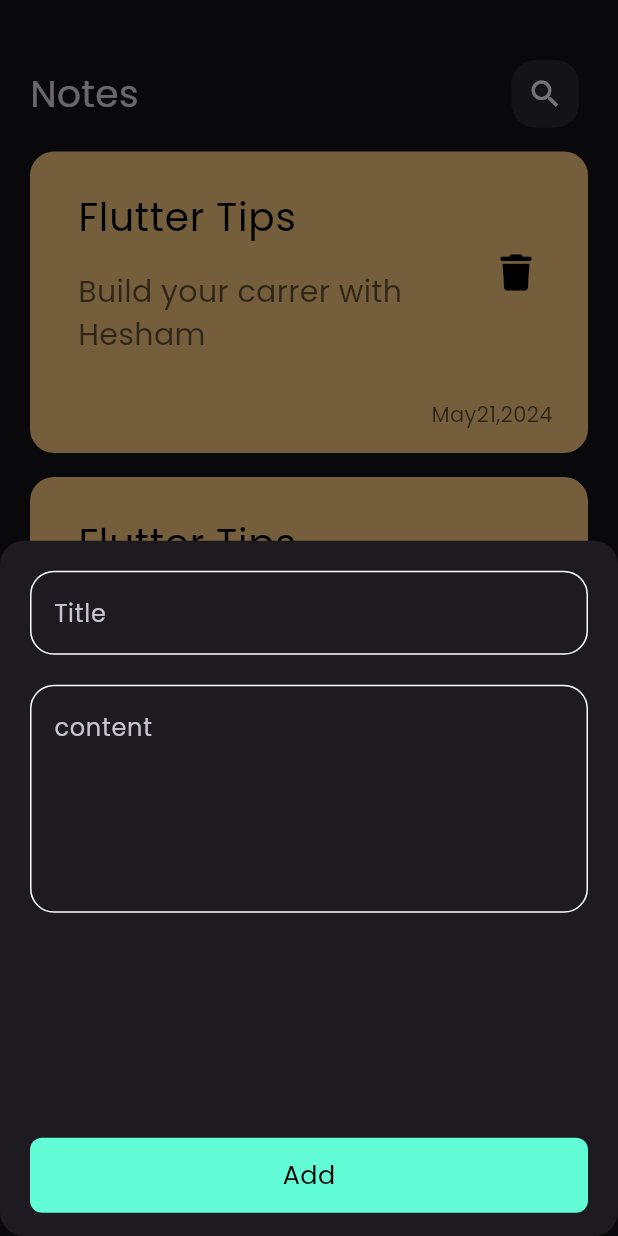
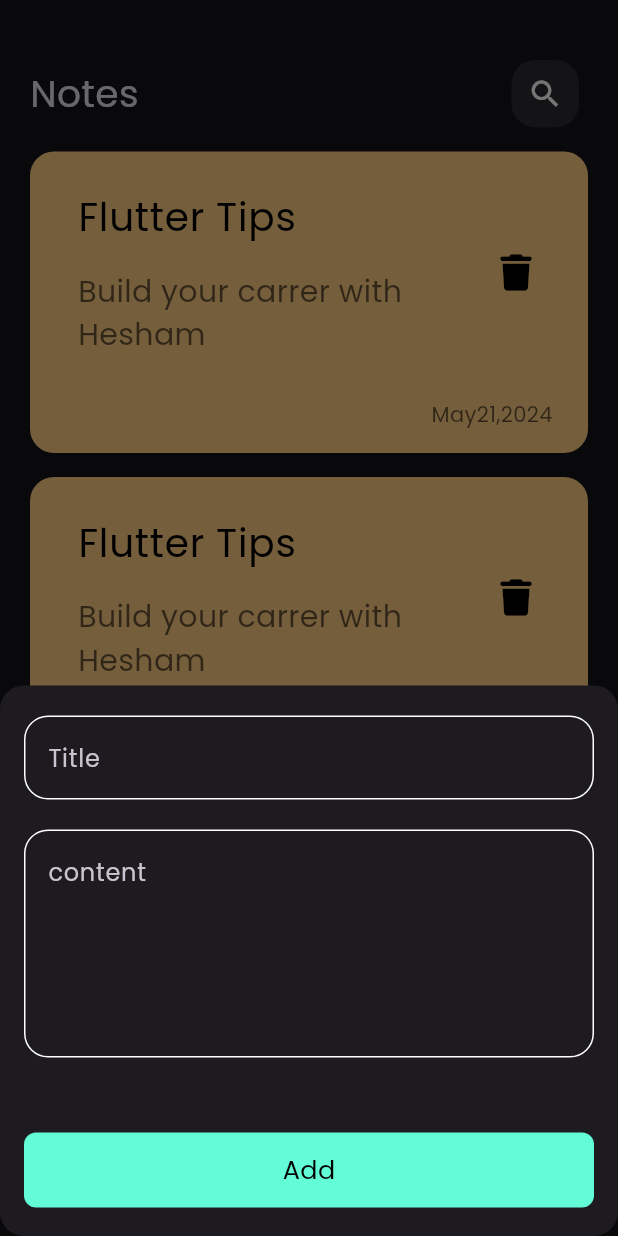
Before and after one commit to He9sham/Note-app, a Flutter app: the screen it shows after launch, after a tap on the "add" icon, on a phone screen of 412 x 824 dp. Run offline on Flutter 3.47's test engine with Material 3 defaults, Android fonts, the phone set to English and light mode, and no system bars; our stand-ins replace bloc, flutter_bloc, font_awesome_flutter, hive, hive_flutter; accounts and stored records are empty.

```diff
--- a/lib/Views/notes_view.dart
+++ b/lib/Views/notes_view.dart
@@ -10,6 +10,7 @@ class NotesView extends StatelessWidget {
       floatingActionButton: FloatingActionButton(
         onPressed: () {
           showModalBottomSheet(
+            isScrollControlled: true,
               // backgroundColor: Colors.black,
               shape: RoundedRectangleBorder(
                 borderRadius: BorderRadius.circular(16),
--- a/lib/Views/widgets/add_note_buttom.dart
+++ b/lib/Views/widgets/add_note_buttom.dart
@@ -1,4 +1,5 @@
 import 'package:flutter/material.dart';
+import 'package:flutter/widgets.dart';
 import 'package:flutter_bloc/flutter_bloc.dart';
 import 'package:note_app/Cubits/Add_Note_cubit/add_note_cubit.dart';
 import 'package:note_app/Views/widgets/add_note_from.dart';
@@ -22,9 +23,13 @@ class AddNoteButtomSheet extends StatelessWidget {
           return SingleChildScrollView(
             child: AbsorbPointer(
               absorbing: state is AddNoteLoading ? true : false,
-              child: const Padding(
-                padding: EdgeInsets.symmetric(horizontal: 20),
-                child: AddNoteFrom(),
+              child: Padding(
+                padding: EdgeInsets.only(
+                  left: 16,
+                  right: 16,
+                  bottom: MediaQuery.of(context).viewInsets.bottom,
+                ),
+                child: const AddNoteFrom(),
               ),
             ),
           );
--- a/lib/Views/widgets/add_note_from.dart
+++ b/lib/Views/widgets/add_note_from.dart
@@ -44,7 +44,7 @@ class _AddNoteFromState extends State<AddNoteFrom> {
             maxlines: 5,
           ),
           const SizedBox(
-            height: 150,
+            height: 50,
           ),
           BlocBuilder<AddNoteCubit, AddNoteState>(
             builder: (context, state) {
@@ -67,9 +67,6 @@ class _AddNoteFromState extends State<AddNoteFrom> {
               );
             },
           ),
-          const SizedBox(
-            height: 150,
-          ),
         ],
       ),
     );
--- a/lib/Views/widgets/custom_add_buttom_note.dart
+++ b/lib/Views/widgets/custom_add_buttom_note.dart
@@ -8,7 +8,9 @@ class AddNoteButtom extends StatelessWidget {
   final bool isloading;
   @override
   Widget build(BuildContext context) {
-    return GestureDetector(
+    return Padding(
+      padding: const EdgeInsets.only(bottom: 19),
+      child: GestureDetector(
         onTap: ontap,
         child: Container(
           height: 50,
@@ -18,17 +20,20 @@ class AddNoteButtom extends StatelessWidget {
           ),
           child: Center(
             child: isloading
-              ?  const SizedBox(
+                ? const SizedBox(
                     height: 24,
                     width: 24,
-                  child:  CircularProgressIndicator(
+                    child: CircularProgressIndicator(
                       color: Colors.black,
                     ),
                   )
                 : const Text(
                     'Add',
                     style: TextStyle(
-                      color: Colors.black, fontSize: 17, fontFamily: 'Poppins'),
+                        color: Colors.black,
+                        fontSize: 17,
+                        fontFamily: 'Poppins'),
+                  ),
           ),
         ),
       ),
```
Lines whose indentation alone changed are shown as unchanged.
